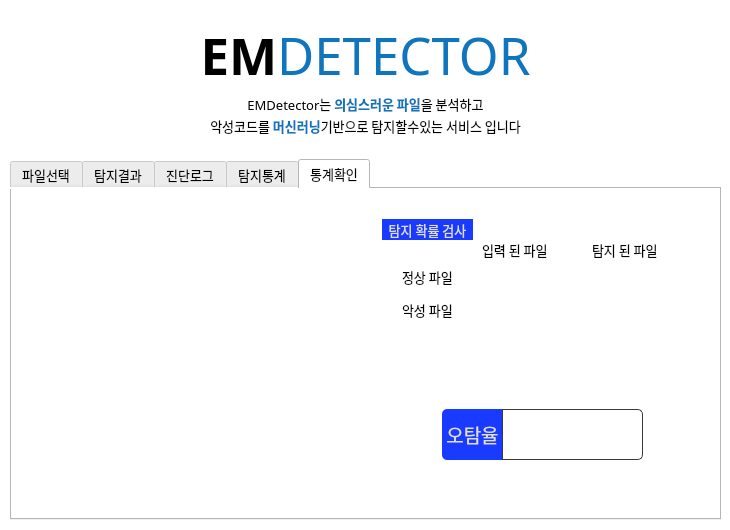
The window that PROJ_COD/FINAL/main.ui (annie522/kitri) describes before a commit, drawn with Qt 5.
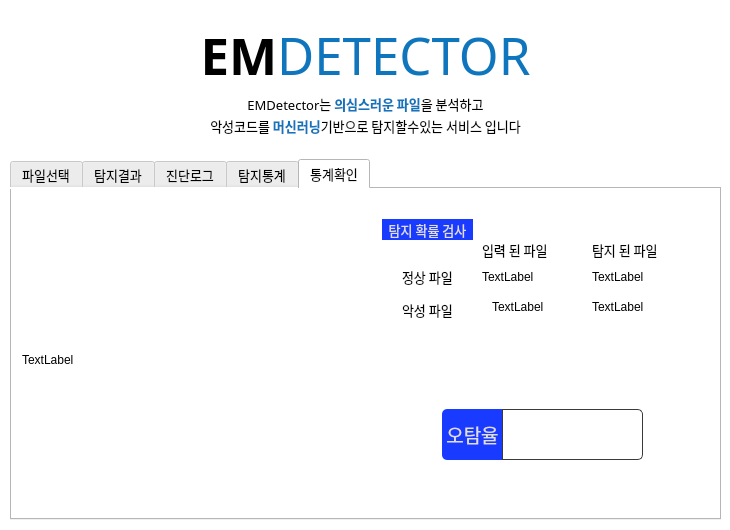
The same window after the commit. The open tabs and pages were chosen to show the change. Icons and pictures are not drawn.

Commit message: Tensorflow 설치가이드

The edit to the form file:
```diff
--- a/PROJ_COD/FINAL/main.ui
+++ b/PROJ_COD/FINAL/main.ui
@@ -1194,7 +1194,7 @@
       </rect>
      </property>
      <property name="text">
-      <string/>
+      <string>TextLabel</string>
      </property>
     </widget>
     <widget class="QLabel" name="detectedNormal">
@@ -1207,7 +1207,7 @@
       </rect>
      </property>
      <property name="text">
-      <string/>
+      <string>TextLabel</string>
      </property>
     </widget>
     <widget class="QLabel" name="inputMalware">
@@ -1220,7 +1220,7 @@
       </rect>
      </property>
      <property name="text">
-      <string/>
+      <string>TextLabel</string>
      </property>
     </widget>
     <widget class="QLabel" name="detectedMalware">
@@ -1233,7 +1233,7 @@
       </rect>
      </property>
      <property name="text">
-      <string/>
+      <string>TextLabel</string>
      </property>
     </widget>
     <widget class="QLabel" name="resultGraph">
@@ -1246,7 +1246,7 @@
       </rect>
      </property>
      <property name="text">
-      <string/>
+      <string>TextLabel</string>
      </property>
     </widget>
    </widget>
```
Left out of the diff: 11 changed lines with no effect on the pictures. The commit also changes 2 other files.
